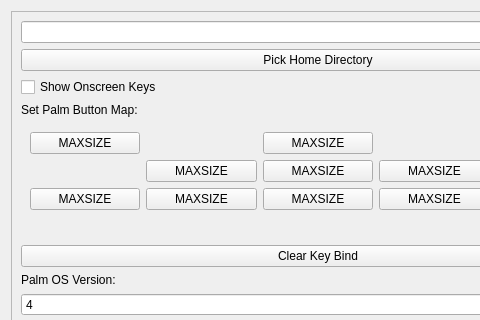
Above: qtBuildSystem/Mu/settingsmanager.ui from meepingsnesroms/Mu before the change; both pictures show x 0 to 480 and y 0 to 320 of the 650 by 437 pixel window. Below: the same form after it.
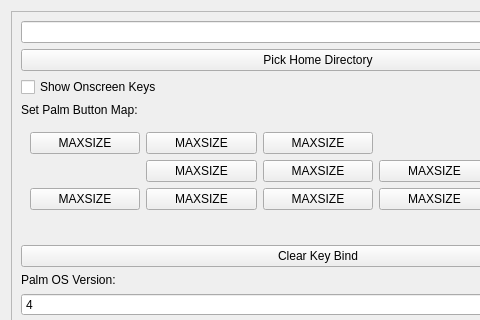
That is the form after the change. Icons and pictures are not drawn.

Commit message: Cleanups, add missing button, log PC for more events

What changed in the file:
```diff
--- a/qtBuildSystem/Mu/settingsmanager.ui
+++ b/qtBuildSystem/Mu/settingsmanager.ui
@@ -287,6 +287,26 @@
             </property>
            </widget>
           </item>
+          <item row="0" column="1">
+           <widget class="QPushButton" name="selectVoiceMemoKey">
+            <property name="sizePolicy">
+             <sizepolicy hsizetype="Preferred" vsizetype="Preferred">
+              <horstretch>0</horstretch>
+              <verstretch>0</verstretch>
+             </sizepolicy>
+            </property>
+            <property name="text">
+             <string>MAXSIZE</string>
+            </property>
+            <property name="icon">
+             <iconset resource="mainwindow.qrc">
+              <normaloff>:/buttons/images/voiceMemo.svg</normaloff>:/buttons/images/voiceMemo.svg</iconset>
+            </property>
+            <property name="autoDefault">
+             <bool>false</bool>
+            </property>
+           </widget>
+          </item>
          </layout>
         </widget>
        </item>
```
The commit also changes 15 other files.
